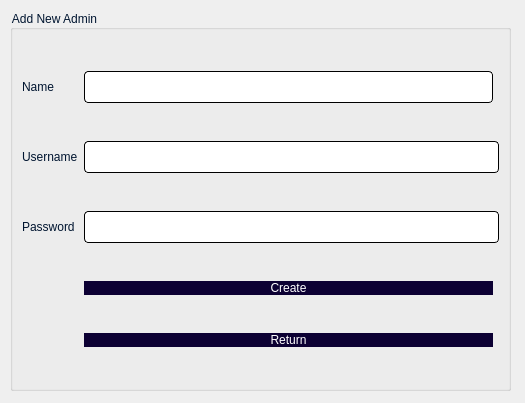
akibhaider/BOOK_HAVEN, file BookHaven_(library+bookshop)/signup.ui: the form before one commit.
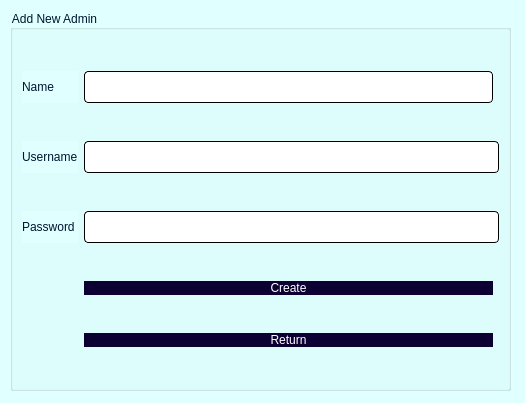
The form after the commit.

What changed in the file:
```diff
--- a/BookHaven_(library+bookshop)/signup.ui
+++ b/BookHaven_(library+bookshop)/signup.ui
@@ -13,6 +13,9 @@
   <property name="windowTitle">
    <string>Dialog</string>
   </property>
+  <property name="styleSheet">
+   <string notr="true">background-color: rgb(224, 255, 255);</string>
+  </property>
   <widget class="QGroupBox" name="groupBox">
    <property name="geometry">
     <rect>
```
